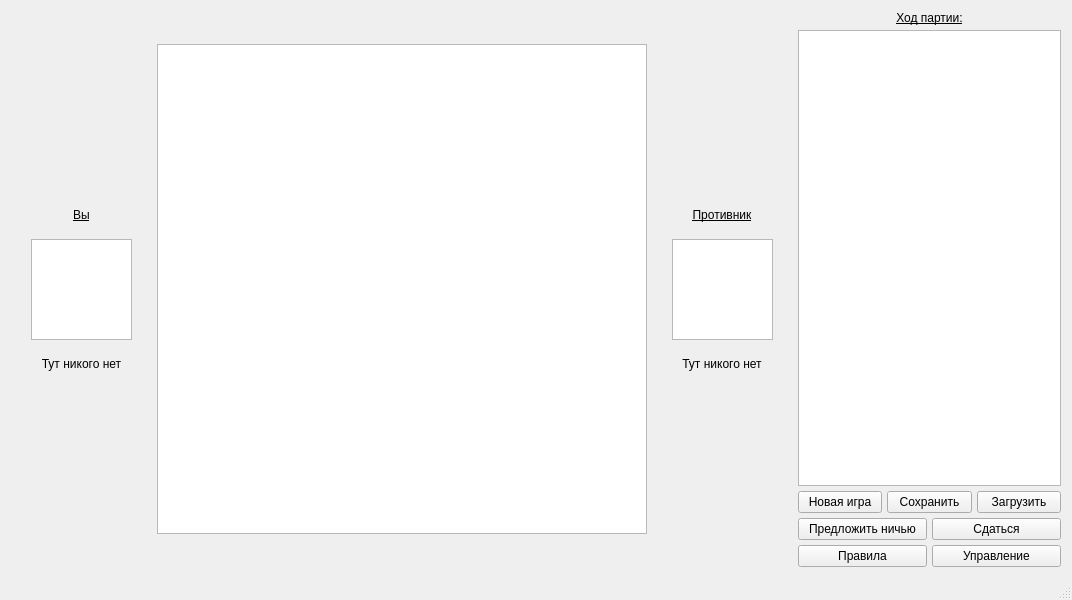
Qt form mainwindow.ui (DarthAkiraNihil/CLCheckers2ThePathOfQTness) before a commit.
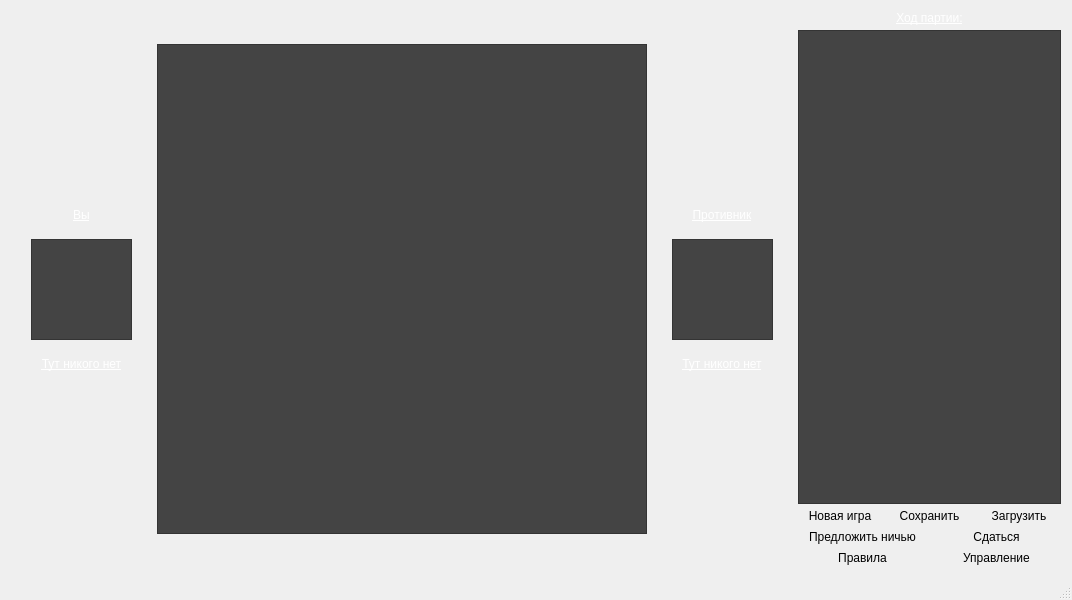
The same form after that commit. Icons and pictures are not drawn.

Patch:
```diff
--- a/mainwindow.ui
+++ b/mainwindow.ui
@@ -19,6 +19,43 @@
   <property name="windowTitle">
    <string>CLCheckers 2.0</string>
   </property>
+  <property name="styleSheet">
+   <string notr="true">QMessageBox QPushButton {
+	border-image: url(:/Button.png) 3 10 3 10;
+	border-top: 3px transparent;
+    border-bottom: 3px transparent;
+    border-right: 10px transparent;
+    border-left: 10px transparent;
+	padding-bottom: 2px;
+	font: 9pt &quot;Segoe UI&quot;;
+}
+
+QMessageBox QPushButton:pressed {
+	border-image: url(:/PressedButton.png)  3 10 3 10;
+	border-top: 3px transparent;
+    border-bottom: 3px transparent;
+    border-right: 10px transparent;
+    border-left: 10px transparent;
+	padding-bottom: 2px;
+	font: 9pt &quot;Segoe UI&quot;;
+}
+
+QMessageBox {
+	background-color: rgb(33, 33, 33);
+}
+
+QMessageBox QLabel {
+	color: white;
+}
+
+QMainWindow {
+	border-image: url(:/bg.png) 3 10 3 10;
+	border-top: 3px transparent;
+    border-bottom: 3px transparent;
+    border-right: 10px transparent;
+    border-left: 10px transparent;
+}</string>
+  </property>
   <widget class="QWidget" name="central">
    <layout class="QVBoxLayout" name="verticalLayout_5">
     <item>
@@ -65,7 +102,8 @@
          <widget class="QLabel" name="playerLabel">
           <property name="styleSheet">
            <string notr="true">font: 700 9pt &quot;Segoe UI&quot;;
-text-decoration: underline;</string>
+text-decoration: underline;
+color: white</string>
           </property>
           <property name="text">
            <string>Вы</string>
@@ -89,6 +127,9 @@
             <height>101</height>
            </size>
           </property>
+          <property name="styleSheet">
+           <string notr="true">background-color: rgb(68, 68, 68);</string>
+          </property>
           <property name="verticalScrollBarPolicy">
            <enum>Qt::ScrollBarAlwaysOff</enum>
           </property>
@@ -106,7 +147,9 @@
            </size>
           </property>
           <property name="styleSheet">
-           <string notr="true">font: 9pt &quot;Segoe UI&quot;;</string>
+           <string notr="true">font: 700 9pt &quot;Segoe UI&quot;;
+text-decoration: underline;
+color: white</string>
           </property>
           <property name="text">
            <string>Тут никого нет</string>
@@ -153,6 +196,9 @@
           <height>490</height>
          </size>
         </property>
+        <property name="styleSheet">
+         <string notr="true">background-color: rgb(68, 68, 68);</string>
+        </property>
         <property name="verticalScrollBarPolicy">
          <enum>Qt::ScrollBarAlwaysOff</enum>
         </property>
@@ -185,7 +231,8 @@
          <widget class="QLabel" name="rivalLabel">
           <property name="styleSheet">
            <string notr="true">font: 700 9pt &quot;Segoe UI&quot;;
-text-decoration: underline;</string>
+text-decoration: underline;
+color: white</string>
           </property>
           <property name="text">
            <string>Противник</string>
@@ -209,6 +256,9 @@
             <height>101</height>
            </size>
           </property>
+          <property name="styleSheet">
+           <string notr="true">background-color: rgb(68, 68, 68);</string>
+          </property>
           <property name="verticalScrollBarPolicy">
            <enum>Qt::ScrollBarAlwaysOff</enum>
           </property>
@@ -220,7 +270,9 @@
         <item alignment="Qt::AlignHCenter">
          <widget class="QLabel" name="rivalName">
           <property name="styleSheet">
-           <string notr="true">font: 9pt &quot;Segoe UI&quot;;</string>
+           <string notr="true">font: 700 9pt &quot;Segoe UI&quot;;
+text-decoration: underline;
+color: white</string>
           </property>
           <property name="text">
            <string>Тут никого нет</string>
@@ -241,7 +293,8 @@
          <widget class="QLabel" name="gameLogLabel">
           <property name="styleSheet">
            <string notr="true">font: 700 9pt &quot;Segoe UI&quot;;
-text-decoration: underline;</string>
+text-decoration: underline;
+color: white</string>
           </property>
           <property name="text">
            <string>Ход партии:</string>
@@ -252,7 +305,12 @@
          </widget>
         </item>
         <item>
-         <widget class="QListWidget" name="gameLog"/>
+         <widget class="QListWidget" name="gameLog">
+          <property name="styleSheet">
+           <string notr="true">background-color: rgb(68, 68, 68);
+color: white;</string>
+          </property>
+         </widget>
         </item>
         <item>
          <layout class="QVBoxLayout" name="menuButtons">
@@ -260,18 +318,63 @@
            <layout class="QHBoxLayout" name="ngSaveLoad">
             <item>
              <widget class="QPushButton" name="ngButton">
+              <property name="minimumSize">
+               <size>
+                <width>0</width>
+                <height>16</height>
+               </size>
+              </property>
               <property name="styleSheet">
-               <string notr="true">font: 9pt &quot;Segoe UI&quot;;</string>
+               <string notr="true">QPushButton {
+	border-image: url(:/Button.png) 3 10 3 10;
+	border-top: 3px transparent;
+    border-bottom: 3px transparent;
+    border-right: 10px transparent;
+    border-left: 10px transparent;
+	padding-bottom: 2px;
+	font: 9pt &quot;Segoe UI&quot;;
+}
+
+QPushButton:pressed {
+	border-image: url(:/PressedButton.png)  3 10 3 10;
+	border-top: 3px transparent;
+    border-bottom: 3px transparent;
+    border-right: 10px transparent;
+    border-left: 10px transparent;
+	padding-bottom: 2px;
+	font: 9pt &quot;Segoe UI&quot;;
+}</string>
               </property>
               <property name="text">
                <string>Новая игра</string>
               </property>
+              <property name="checkable">
+               <bool>false</bool>
+              </property>
              </widget>
             </item>
             <item>
              <widget class="QPushButton" name="saveButton">
               <property name="styleSheet">
-               <string notr="true">font: 9pt &quot;Segoe UI&quot;;</string>
+               <string notr="true">QPushButton {
+	border-image: url(:/Button.png) 3 10 3 10;
+	border-top: 3px transparent;
+    border-bottom: 3px transparent;
+    border-right: 10px transparent;
+    border-left: 10px transparent;
+	padding-bottom: 2px;
+	font: 9pt &quot;Segoe UI&quot;;
+}
+
+QPushButton:pressed {
+	border-image: url(:/PressedButton.png)  3 10 3 10;
+	border-top: 3px transparent;
+    border-bottom: 3px transparent;
+    border-right: 10px transparent;
+    border-left: 10px transparent;
+	padding-bottom: 2px;
+	font: 9pt &quot;Segoe UI&quot;;
+}</string>
               </property>
               <property name="text">
                <string>Сохранить</string>
@@ -281,7 +384,25 @@
             <item>
              <widget class="QPushButton" name="loadButton">
               <property name="styleSheet">
-               <string notr="true">font: 9pt &quot;Segoe UI&quot;;</string>
+               <string notr="true">QPushButton {
+	border-image: url(:/Button.png) 3 10 3 10;
+	border-top: 3px transparent;
+    border-bottom: 3px transparent;
+    border-right: 10px transparent;
+    border-left: 10px transparent;
+	padding-bottom: 2px;
+	font: 9pt &quot;Segoe UI&quot;;
+}
+
+QPushButton:pressed {
+	border-image: url(:/PressedButton.png)  3 10 3 10;
+	border-top: 3px transparent;
+    border-bottom: 3px transparent;
+    border-right: 10px transparent;
+    border-left: 10px transparent;
+	padding-bottom: 2px;
+	font: 9pt &quot;Segoe UI&quot;;
+}</string>
               </property>
               <property name="text">
                <string>Загрузить</string>
@@ -295,7 +416,25 @@
             <item>
              <widget class="QPushButton" name="offerDrawButton">
               <property name="styleSheet">
-               <string notr="true">font: 9pt &quot;Segoe UI&quot;;</string>
+               <string notr="true">QPushButton {
+	border-image: url(:/Button.png) 3 10 3 10;
+	border-top: 3px transparent;
+    border-bottom: 3px transparent;
+    border-right: 10px transparent;
+    border-left: 10px transparent;
+	padding-bottom: 2px;
+	font: 9pt &quot;Segoe UI&quot;;
+}
+
+QPushButton:pressed {
+	border-image: url(:/PressedButton.png)  3 10 3 10;
+	border-top: 3px transparent;
+    border-bottom: 3px transparent;
+    border-right: 10px transparent;
+    border-left: 10px transparent;
+	padding-bottom: 2px;
+	font: 9pt &quot;Segoe UI&quot;;
+}</string>
               </property>
               <property name="text">
                <string>Предложить ничью</string>
@@ -305,7 +444,25 @@
             <item>
              <widget class="QPushButton" name="surrenderButton">
               <property name="styleSheet">
-               <string notr="true">font: 9pt &quot;Segoe UI&quot;;</string>
+               <string notr="true">QPushButton {
+	border-image: url(:/Button.png) 3 10 3 10;
+	border-top: 3px transparent;
+    border-bottom: 3px transparent;
+    border-right: 10px transparent;
+    border-left: 10px transparent;
+	padding-bottom: 2px;
+	font: 9pt &quot;Segoe UI&quot;;
+}
+
+QPushButton:pressed {
+	border-image: url(:/PressedButton.png)  3 10 3 10;
+	border-top: 3px transparent;
+    border-bottom: 3px transparent;
+    border-right: 10px transparent;
+    border-left: 10px transparent;
+	padding-bottom: 2px;
+	font: 9pt &quot;Segoe UI&quot;;
+}</string>
               </property>
               <property name="text">
                <string>Сдаться</string>
@@ -319,7 +476,25 @@
             <item>
              <widget class="QPushButton" name="ruleButton">
               <property name="styleSheet">
-               <string notr="true">font: 9pt &quot;Segoe UI&quot;;</string>
+               <string notr="true">QPushButton {
+	border-image: url(:/Button.png) 3 10 3 10;
+	border-top: 3px transparent;
+    border-bottom: 3px transparent;
+    border-right: 10px transparent;
+    border-left: 10px transparent;
+	padding-bottom: 2px;
+	font: 9pt &quot;Segoe UI&quot;;
+}
+
+QPushButton:pressed {
+	border-image: url(:/PressedButton.png)  3 10 3 10;
+	border-top: 3px transparent;
+    border-bottom: 3px transparent;
+    border-right: 10px transparent;
+    border-left: 10px transparent;
+	padding-bottom: 2px;
+	font: 9pt &quot;Segoe UI&quot;;
+}</string>
               </property>
               <property name="text">
                <string>Правила</string>
@@ -329,7 +504,25 @@
             <item>
              <widget class="QPushButton" name="controlsButton">
               <property name="styleSheet">
-               <string notr="true">font: 9pt &quot;Segoe UI&quot;;</string>
+               <string notr="true">QPushButton {
+	border-image: url(:/Button.png) 3 10 3 10;
+	border-top: 3px transparent;
+    border-bottom: 3px transparent;
+    border-right: 10px transparent;
+    border-left: 10px transparent;
+	padding-bottom: 2px;
+	font: 9pt &quot;Segoe UI&quot;;
+}
+
+QPushButton:pressed {
+	border-image: url(:/PressedButton.png)  3 10 3 10;
+	border-top: 3px transparent;
+    border-bottom: 3px transparent;
+    border-right: 10px transparent;
+    border-left: 10px transparent;
+	padding-bottom: 2px;
+	font: 9pt &quot;Segoe UI&quot;;
+}</string>
               </property>
               <property name="text">
                <string>Управление</string>
```
